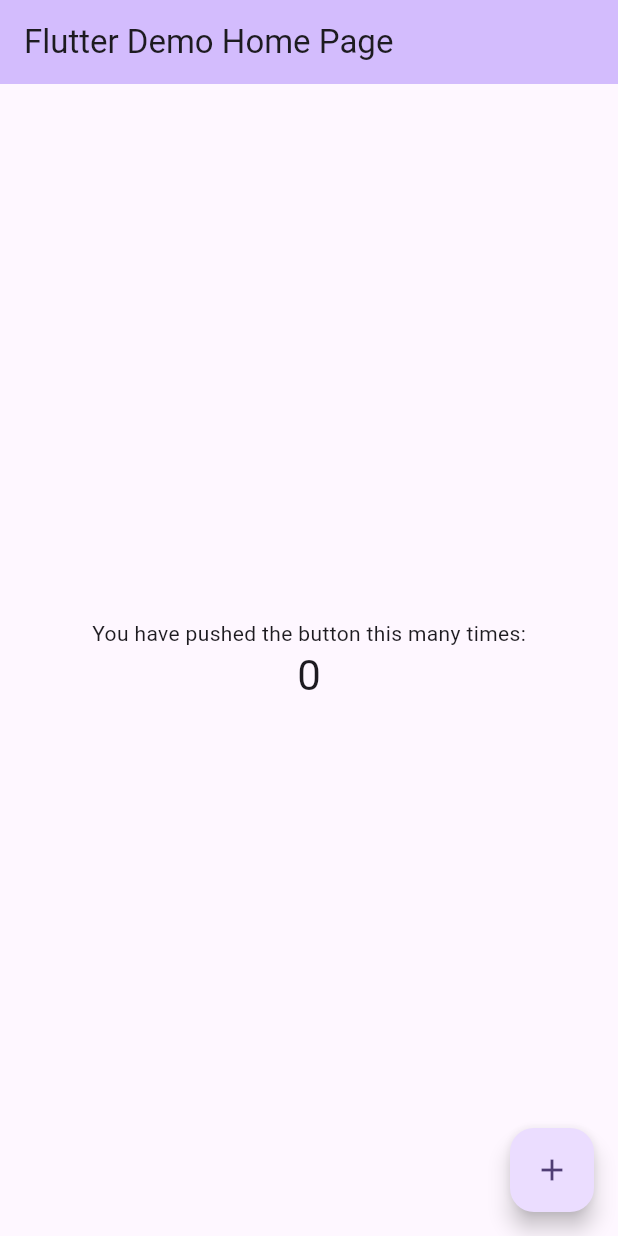
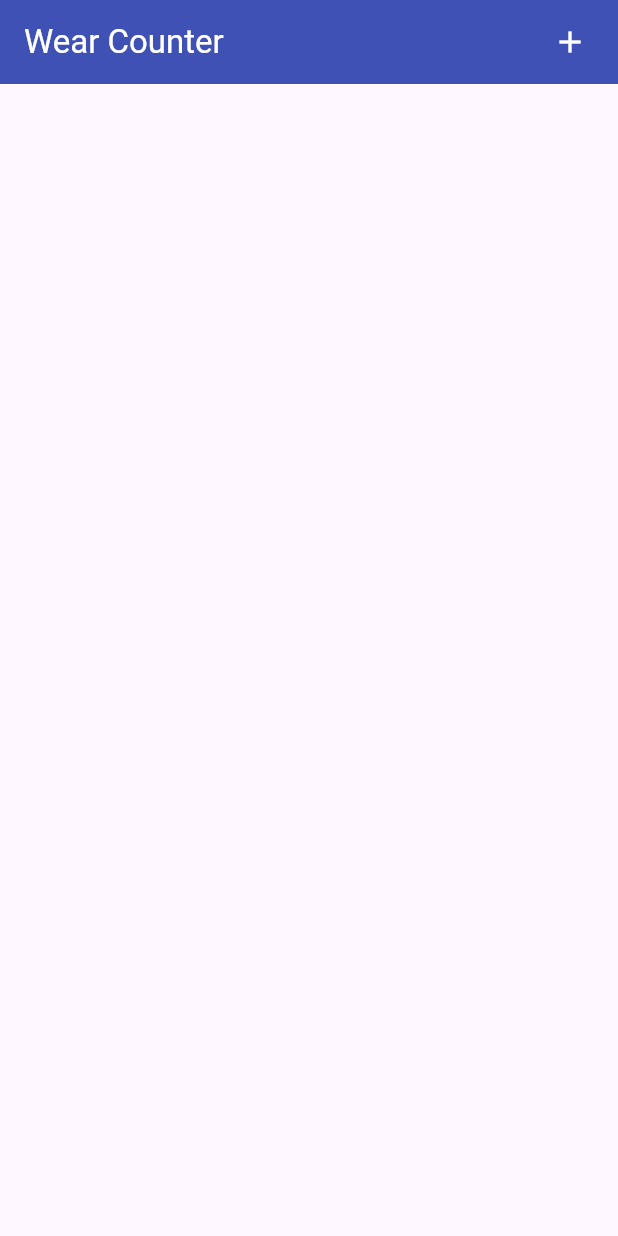
Before and after one commit to dinithmaleesha/wear-counter-flutter, a Flutter app: the screen it shows after launch, on a phone screen of 412 x 824 dp. Run offline on Flutter 3.47's test engine with Material 3 defaults, Android fonts, the phone set to English and light mode, and no system bars.

Commit message:
Create home.dart

```diff
--- /dev/null
+++ b/color.txt
@@ -0,0 +1,12 @@
+Title and App Bar Color:
+Deep Blue: RGB(63, 81, 181)
+Button Color:
+Vibrant Orange: RGB(255, 152, 0)
+Background Color:
+Light Gray: RGB(245, 245, 245)
+Tile Background Color:
+White: RGB(255, 255, 255)
+Text Color:
+Black or Very Dark Gray: RGB(33, 33, 33)
+Accent Color:
+Bright Green: RGB(76, 175, 80)
--- a/lib/main.dart
+++ b/lib/main.dart
@@ -1,4 +1,5 @@
 import 'package:flutter/material.dart';
+import 'package:wear_counter/screens/home.dart';
 
 void main() {
   runApp(const MyApp());
@@ -10,116 +11,10 @@ class MyApp extends StatelessWidget {
   // This widget is the root of your application.
   @override
   Widget build(BuildContext context) {
-    return MaterialApp(
+    return const MaterialApp(
       title: 'Flutter Demo',
-      theme: ThemeData(
-        // This is the theme of your application.
-        //
-        // TRY THIS: Try running your application with "flutter run". You'll see
-        // the application has a blue toolbar. Then, without quitting the app,
-        // try changing the seedColor in the colorScheme below to Colors.green
-        // and then invoke "hot reload" (save your changes or press the "hot
-        // reload" button in a Flutter-supported IDE, or press "r" if you used
-        // the command line to start the app).
-        //
-        // Notice that the counter didn't reset back to zero; the application
-        // state is not lost during the reload. To reset the state, use hot
-        // restart instead.
-        //
-        // This works for code too, not just values: Most code changes can be
-        // tested with just a hot reload.
-        colorScheme: ColorScheme.fromSeed(seedColor: Colors.deepPurple),
-        useMaterial3: true,
-      ),
-      home: const MyHomePage(title: 'Flutter Demo Home Page'),
+      debugShowCheckedModeBanner: false,
+      home: Home(),
     );
   }
 }
-
-class MyHomePage extends StatefulWidget {
-  const MyHomePage({super.key, required this.title});
-
-  // This widget is the home page of your application. It is stateful, meaning
-  // that it has a State object (defined below) that contains fields that affect
-  // how it looks.
-
-  // This class is the configuration for the state. It holds the values (in this
-  // case the title) provided by the parent (in this case the App widget) and
-  // used by the build method of the State. Fields in a Widget subclass are
-  // always marked "final".
-
-  final String title;
-
-  @override
-  State<MyHomePage> createState() => _MyHomePageState();
-}
-
-class _MyHomePageState extends State<MyHomePage> {
-  int _counter = 0;
-
-  void _incrementCounter() {
-    setState(() {
-      // This call to setState tells the Flutter framework that something has
-      // changed in this State, which causes it to rerun the build method below
-      // so that the display can reflect the updated values. If we changed
-      // _counter without calling setState(), then the build method would not be
-      // called again, and so nothing would appear to happen.
-      _counter++;
-    });
-  }
-
-  @override
-  Widget build(BuildContext context) {
-    // This method is rerun every time setState is called, for instance as done
-    // by the _incrementCounter method above.
-    //
-    // The Flutter framework has been optimized to make rerunning build methods
-    // fast, so that you can just rebuild anything that needs updating rather
-    // than having to individually change instances of widgets.
-    return Scaffold(
-      appBar: AppBar(
-        // TRY THIS: Try changing the color here to a specific color (to
-        // Colors.amber, perhaps?) and trigger a hot reload to see the AppBar
-        // change color while the other colors stay the same.
-        backgroundColor: Theme.of(context).colorScheme.inversePrimary,
-        // Here we take the value from the MyHomePage object that was created by
-        // the App.build method, and use it to set our appbar title.
-        title: Text(widget.title),
-      ),
-      body: Center(
-        // Center is a layout widget. It takes a single child and positions it
-        // in the middle of the parent.
-        child: Column(
-          // Column is also a layout widget. It takes a list of children and
-          // arranges them vertically. By default, it sizes itself to fit its
-          // children horizontally, and tries to be as tall as its parent.
-          //
-          // Column has various properties to control how it sizes itself and
-          // how it positions its children. Here we use mainAxisAlignment to
-          // center the children vertically; the main axis here is the vertical
-          // axis because Columns are vertical (the cross axis would be
-          // horizontal).
-          //
-          // TRY THIS: Invoke "debug painting" (choose the "Toggle Debug Paint"
-          // action in the IDE, or press "p" in the console), to see the
-          // wireframe for each widget.
-          mainAxisAlignment: MainAxisAlignment.center,
-          children: <Widget>[
-            const Text(
-              'You have pushed the button this many times:',
-            ),
-            Text(
-              '$_counter',
-              style: Theme.of(context).textTheme.headlineMedium,
-            ),
-          ],
-        ),
-      ),
-      floatingActionButton: FloatingActionButton(
-        onPressed: _incrementCounter,
-        tooltip: 'Increment',
-        child: const Icon(Icons.add),
-      ), // This trailing comma makes auto-formatting nicer for build methods.
-    );
-  }
-}
--- /dev/null
+++ b/lib/screens/home.dart
@@ -0,0 +1,41 @@
+import 'package:flutter/material.dart';
+
+class Home extends StatefulWidget {
+  const Home({super.key});
+
+  @override
+  State<Home> createState() => _HomeState();
+}
+
+class _HomeState extends State<Home> {
+  @override
+  Widget build(BuildContext context) {
+    return Scaffold(
+      appBar: AppBar(
+        title: const Row(
+          children: [
+            Text(
+              'Wear Counter',
+              style: TextStyle(
+                color: Colors.white,
+              ),
+            ),
+          ],
+        ),
+        backgroundColor: const Color.fromRGBO(63, 81, 181, 1),
+        actions: [
+          Padding(
+            padding: const EdgeInsets.all(8.0),
+            child: IconButton(
+              icon: const Icon(Icons.add, color: Colors.white),
+              onPressed: () {
+                // TODO: implement this
+              },
+            ),
+          ),
+        ],
+      ),
+      body: Container(),
+    );
+  }
+}
```
